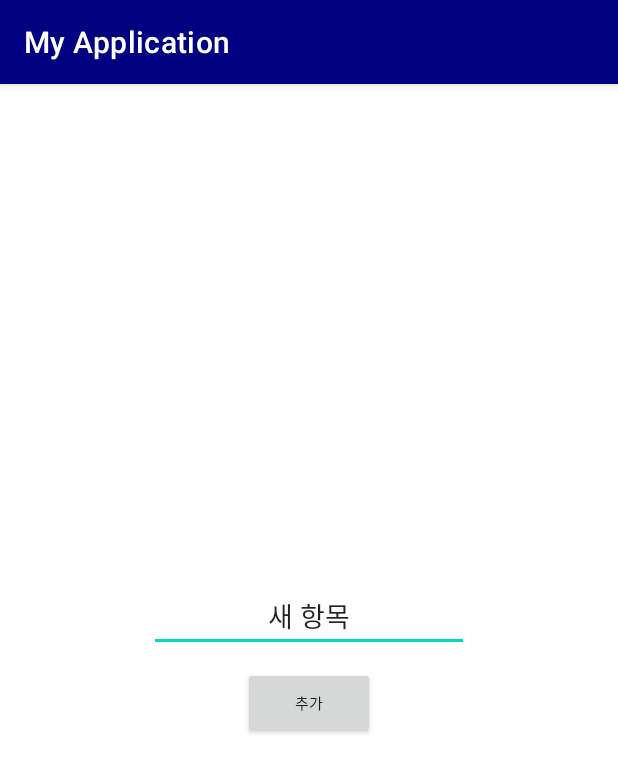
After one commit to Byeonminu/OneClick, an Android app: the RouletteActivity screen opened directly, with no data from a screen before it, on a phone screen of 412 x 824 dp. The commit adds this screen. Shown: the top 773 px of the screen. Run offline under Robolectric (Android 15) with nearby library versions, the phone set to English and light mode, and no system bars.

Commit message:
add: RouletteActivity(EditText, button)

```diff
--- a/app/src/main/AndroidManifest.xml
+++ b/app/src/main/AndroidManifest.xml
@@ -14,6 +14,9 @@
         android:theme="@style/Theme.MyApplication"
         tools:targetApi="31">
         <activity
+            android:name=".RouletteActivity"
+            android:exported="false" />
+        <activity
             android:name=".FullScreenActivity"
             android:exported="false" />
         <activity
--- /dev/null
+++ b/app/src/main/java/com/example/myapplication/RouletteActivity.java
@@ -0,0 +1,18 @@
+package com.example.myapplication;
+
+import androidx.appcompat.app.AppCompatActivity;
+
+import android.content.Intent;
+import android.os.Bundle;
+
+public class RouletteActivity extends AppCompatActivity {
+
+    @Override
+    protected void onCreate(Bundle savedInstanceState) {
+        super.onCreate(savedInstanceState);
+        setContentView(R.layout.activity_roulette);
+
+
+
+    }
+}
--- a/app/src/main/java/com/example/myapplication/ui/notifications/NotificationsFragment.java
+++ b/app/src/main/java/com/example/myapplication/ui/notifications/NotificationsFragment.java
@@ -1,5 +1,6 @@
 package com.example.myapplication.ui.notifications;
 
+import android.content.Intent;
 import android.graphics.Bitmap;
 import android.graphics.Canvas;
 import android.graphics.Color;
@@ -9,6 +10,8 @@ import android.os.Bundle;
 import android.view.LayoutInflater;
 import android.view.View;
 import android.view.ViewGroup;
+import android.widget.AdapterView;
+import android.widget.Button;
 import android.widget.TextView;
 import android.widget.Toast;
 
@@ -19,7 +22,9 @@ import androidx.lifecycle.ViewModelProvider;
 import com.bluehomestudio.luckywheel.LuckyWheel;
 import com.bluehomestudio.luckywheel.OnLuckyWheelReachTheTarget;
 import com.bluehomestudio.luckywheel.WheelItem;
+import com.example.myapplication.FullScreenActivity;
 import com.example.myapplication.R;
+import com.example.myapplication.RouletteActivity;
 import com.example.myapplication.databinding.FragmentNotificationsBinding;
 
 import java.util.ArrayList;
@@ -67,6 +72,15 @@ public class NotificationsFragment extends Fragment {
                 Random random = new Random();
                 point = String.valueOf(random.nextInt(6)+1); // 1 ~ 6
                 binding.luckWheel.rotateWheelTo(Integer.parseInt(point));
+            }
+        });
+
+        binding.addMenu.setOnClickListener(new Button.OnClickListener() {
+            @Override
+            public void onClick(View view) {
+                Intent intent = new Intent(getActivity(), RouletteActivity.class);
+                startActivity(intent);
+
             }
         });
 
--- /dev/null
+++ b/app/src/main/res/layout/activity_roulette.xml
@@ -0,0 +1,30 @@
+<?xml version="1.0" encoding="utf-8"?>
+<LinearLayout xmlns:android="http://schemas.android.com/apk/res/android"
+    android:layout_width="match_parent"
+    android:layout_height="match_parent"
+    android:gravity="center"
+    android:orientation="vertical">
+
+
+    <EditText
+        android:id="@+id/new_item"
+        android:layout_width="wrap_content"
+        android:layout_height="wrap_content"
+        android:ems="10"
+        android:gravity="center"
+        android:inputType="textPersonName"
+        android:text="새 항목" />
+
+    <androidx.appcompat.widget.AppCompatButton
+        android:id="@+id/add_list"
+        android:layout_width="wrap_content"
+        android:layout_height="wrap_content"
+        android:layout_below="@+id/new_item"
+        android:layout_marginTop="10dp"
+        android:gravity="center"
+        android:paddingTop="10dp"
+        android:text="추가"
+        android:textSize="10sp" />
+
+
+</LinearLayout>
```
